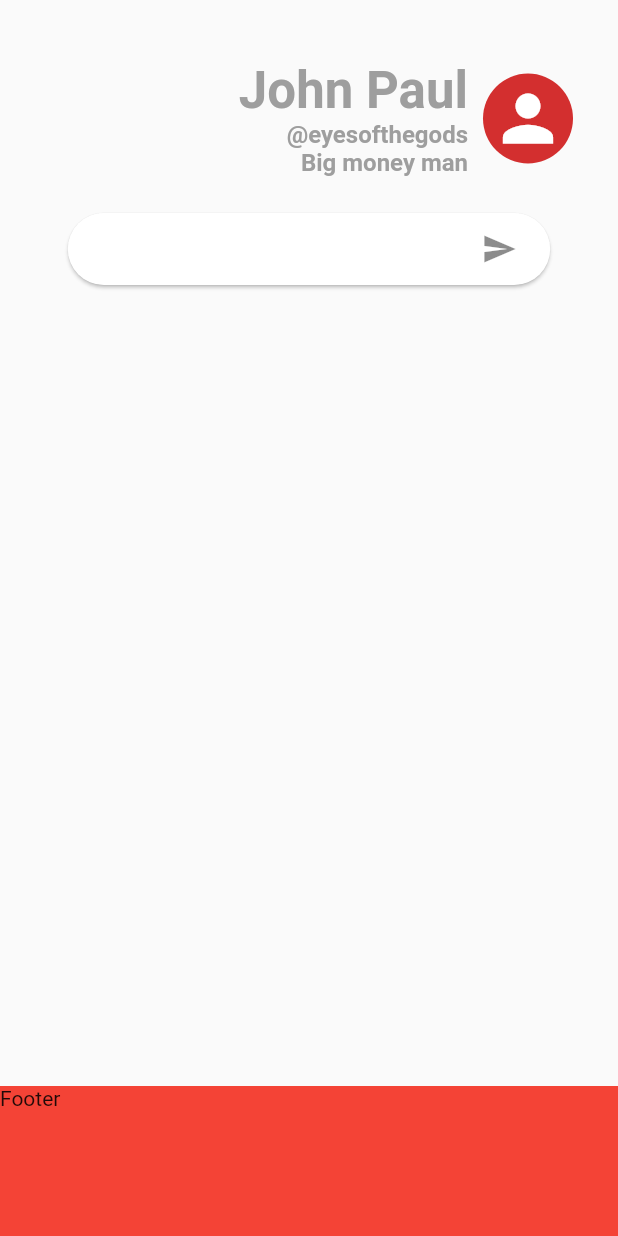
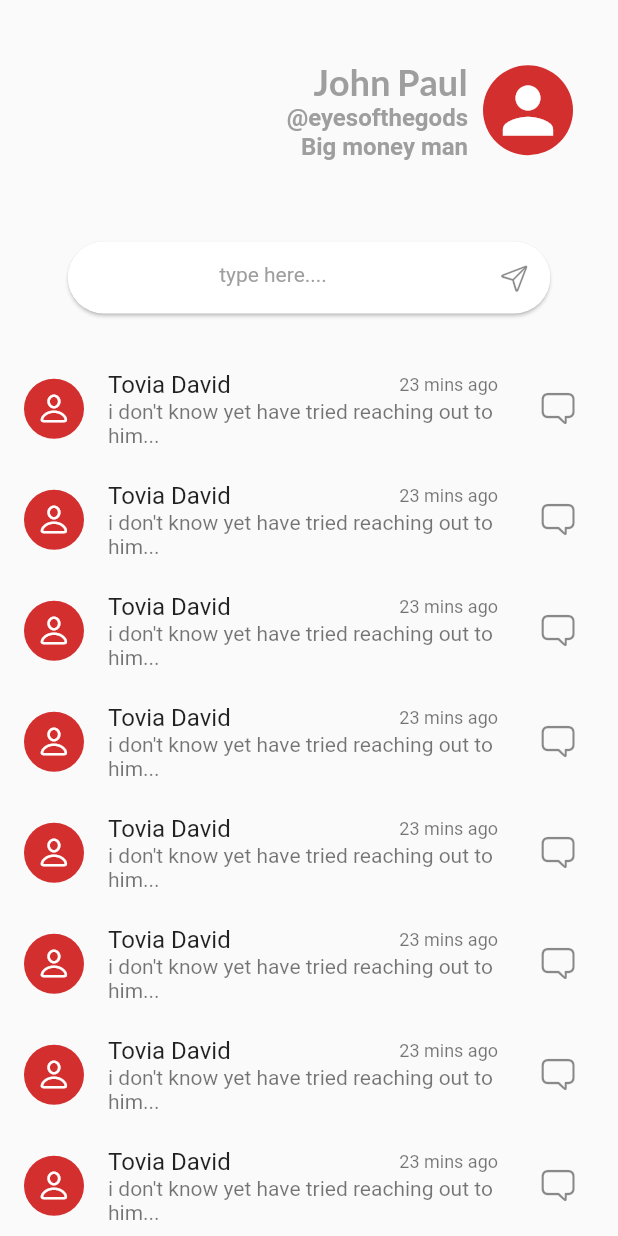
Before and after one commit to Musecreatives/Tunga-Messenger---Mobile-App, a Flutter app: the Home screen opened by its route, on a phone screen of 412 x 824 dp. Run offline on Flutter 3.47's test engine with Material 2 defaults, Android fonts, the light colour scheme and no system bars; our stand-ins replace google_fonts, shared_preferences; accounts and stored records are empty.

```diff
--- a/lib/main.dart
+++ b/lib/main.dart
@@ -1,5 +1,6 @@
 import 'package:flutter/material.dart';
 import 'package:super_todo/pages/SplashScreen.dart';
+import 'package:super_todo/pages/chat.dart';
 import 'package:super_todo/pages/onboarding/onboarding.dart';
 import 'package:super_todo/styles/colors.dart';
 import 'package:google_fonts/google_fonts.dart';
@@ -34,6 +35,7 @@ class MyApp extends StatelessWidget {
         OnBoarding.route:(BuildContext context)=>OnBoarding(),
         Login.route: (BuildContext context) => Login(),
         Home.route: (BuildContext context) => Home(),
+          Chat.route: (BuildContext context) => Chat(),
       },
     );
   }
--- a/lib/pages/Login.dart
+++ b/lib/pages/Login.dart
@@ -24,8 +24,6 @@ class Login extends StatelessWidget {
           padding: const EdgeInsets.all(15),
           child: SingleChildScrollView(
             physics: NeverScrollableScrollPhysics(),
-            child: Container(
-              height: MediaQuery.of(context).size.height,
             child: Column(
               crossAxisAlignment: CrossAxisAlignment.start,
               mainAxisAlignment: MainAxisAlignment.center,
@@ -40,8 +38,7 @@ class Login extends StatelessWidget {
                 Text(
                   "Welcome to Tungar Massager",
                   style: textTheme.headline3?.copyWith(
-                        color: Colors.red.shade500,
-                        fontWeight: FontWeight.bold),
+                      color: Colors.red.shade500, fontWeight: FontWeight.bold),
                 ),
                 SizedBox(
                   height: 20,
@@ -91,7 +88,6 @@ class Login extends StatelessWidget {
                 ),
               ],
             ),
-            ),
           )),
     );
   }
--- /dev/null
+++ b/lib/pages/chat.dart
@@ -0,0 +1,122 @@
+import 'package:flutter/cupertino.dart';
+import 'package:flutter/material.dart';
+import 'package:super_todo/styles/colors.dart';
+import 'package:super_todo/widget/chat/bubble.dart';
+
+class Chat extends StatelessWidget {
+  static final String route = "chat";
+  const Chat({Key? key}) : super(key: key);
+
+  @override
+  Widget build(BuildContext context) {
+    final textTheme = Theme.of(context).textTheme;
+
+    return Scaffold(
+      body: SafeArea(
+          child: Container(
+              child: Column(
+        children: [
+          ListTile(
+            leading: CircleAvatar(),
+            title: Text("Tovia David"),
+            subtitle: Text("Online"),
+            tileColor: cPrimary,
+          ),
+          Expanded(
+            child: SingleChildScrollView(
+              child: Column(
+                children: [
+                  Bubble(
+                      msg: "Hello Bro! how you're doing",
+                      type: BubbleType.receiver),
+                  Bubble(
+                      msg: "Hello Bro! how you're doing",
+                      type: BubbleType.sender),
+                  Bubble(
+                      msg: "Hello Bro! how you're doing",
+                      type: BubbleType.receiver),
+                  Bubble(
+                      msg: "Hello Bro! how you're doing",
+                      type: BubbleType.sender),
+                  Bubble(
+                      msg: "Hello Bro! how you're doing",
+                      type: BubbleType.receiver),
+                  Bubble(
+                      msg: "Hello Bro! how you're doing",
+                      type: BubbleType.sender),
+                  Bubble(
+                      msg: "Hello Bro! how you're doing",
+                      type: BubbleType.receiver),
+                  Bubble(
+                      msg: "Hello Bro! how you're doing",
+                      type: BubbleType.sender),
+                  Bubble(
+                      msg: "Hello Bro! how you're doing",
+                      type: BubbleType.receiver),
+                  Bubble(
+                      msg: "Hello Bro! how you're doing",
+                      type: BubbleType.sender),
+                  Bubble(
+                      msg: "Hello Bro! how you're doing",
+                      type: BubbleType.receiver),
+                  Bubble(
+                      msg: "Hello Bro! how you're doing",
+                      type: BubbleType.receiver),
+                  Bubble(
+                      msg: "Hello Bro! how you're doing",
+                      type: BubbleType.sender),
+                  Bubble(
+                      msg: "Hello Bro! how you're doing",
+                      type: BubbleType.receiver),
+                  Bubble(
+                      msg: "Hello Bro! how you're doing",
+                      type: BubbleType.sender),
+                  Bubble(
+                      msg: "Hello Bro! how you're doing",
+                      type: BubbleType.receiver),
+                  Bubble(
+                      msg: "Hello Bro! how you're doing",
+                      type: BubbleType.sender),
+                  Bubble(
+                      msg: "Hello Bro! how you're doing",
+                      type: BubbleType.receiver),
+                  Bubble(
+                      msg: "Hello Bro! how you're doing",
+                      type: BubbleType.sender),
+                  Bubble(
+                      msg: "Hello Bro! how you're doing",
+                      type: BubbleType.receiver),
+                  Bubble(
+                      msg: "Hello Bro! how you're doing",
+                      type: BubbleType.sender),
+                  Bubble(
+                      msg: "Hello Bro! how you're doing",
+                      type: BubbleType.receiver),
+                ],
+              ),
+            ),
+          ),
+          Padding(
+            padding: const EdgeInsets.only(left: 8.0, right: 8.0),
+            child: Row(
+              children: [
+                Expanded(
+                  child: TextFormField(
+                    style: TextStyle(letterSpacing: 1),
+                    decoration: InputDecoration(
+                        contentPadding: const EdgeInsets.all(0),
+                        hintText: "type here....",
+                        hintStyle: textTheme.bodyText2!.copyWith(color: cMute),
+                        suffix: IconButton(
+                            onPressed: () {},
+                            icon: Icon(CupertinoIcons.paperplane, size: 20))),
+                  ),
+                ),
+              ],
+            ),
+          )
+        ],
+      ))),
+    );
+  }
+}
--- a/lib/pages/home.dart
+++ b/lib/pages/home.dart
@@ -1,5 +1,10 @@
+import 'package:flutter/cupertino.dart';
 import 'package:flutter/material.dart';
 import 'package:super_todo/styles/colors.dart';
+import 'package:cupertino_icons/cupertino_icons.dart';
+import 'package:super_todo/widget/home/compose_chat.dart';
+import 'package:super_todo/widget/home/header.dart';
+import 'package:super_todo/widget/home/user_item.dart';
 
 class Home extends StatelessWidget {
   static final route = 'home';
@@ -19,74 +24,42 @@ class Home extends StatelessWidget {
             SizedBox(
               height: 20,
             ),
-            Container(
-                width: size.width,
-                child: Padding(
-                  padding: const EdgeInsets.all(10.0),
-                  child: Row(
-                    crossAxisAlignment: CrossAxisAlignment.center,
-                    mainAxisAlignment: MainAxisAlignment.end,
-                    children: [
-                      Expanded(
-                          child: Padding(
-                        padding: const EdgeInsets.all(10.0),
-                        child: Column(
-                          crossAxisAlignment: CrossAxisAlignment.end,
-                          mainAxisAlignment: MainAxisAlignment.end,
-                          children: [
-                            Text("John Paul",
-                                style: textTheme.headline4!.copyWith(
-                                    fontWeight: FontWeight.bold, color: cMute)),
-                            Text("@eyesofthegods",
-                                style: textTheme.subtitle1!.copyWith(
-                                    fontWeight: FontWeight.bold, color: cMute)),
-                            Text("Big money man",
-                                style: textTheme.subtitle1!.copyWith(
-                                    fontWeight: FontWeight.bold, color: cMute)),
-                          ],
-                        ),
-                      )),
-                      CircleAvatar(
-                          radius: 30, child: Icon(Icons.person, size: 50)),
-                      SizedBox(
-                        width: 20,
-                      )
-                    ],
-                  ),
-                )),
-            Container(
-                padding: EdgeInsets.only(
-                    left: size.width / 10, right: size.width / 10),
-                child: Card(
-                  shape: StadiumBorder(),
-                  child: Row(
-                    children: [
-                      Expanded(
-                          child: Padding(
-                        padding: const EdgeInsets.only(left: 10.0, right: 10),
-                        child: TextFormField(
-                          style: TextStyle(letterSpacing: 1),
-                          decoration: InputDecoration(
-                            border: InputBorder.none,
-                            prefix: Text('Username: '),
-                            suffixIcon: IconButton(
-                                onPressed: () {}, icon: Icon(Icons.send)),
-                          ),
-                        ),
-                      )),
-                    ],
-                  ),
-                )),
+            HomeHeader(),
+            SizedBox(
+              height: 30,
+            ),
+            ComposeChat(),
+            SizedBox(
+              height: 30,
+            ),
             Expanded(
                 child: SingleChildScrollView(
-              child: Column(),
+              physics: BouncingScrollPhysics(),
+              child: Column(
+                children: [
+                  HomeUserItem(),
+                  HomeUserItem(),
+                  HomeUserItem(),
+                  HomeUserItem(),
+                  HomeUserItem(),
+                  HomeUserItem(),
+                  HomeUserItem(),
+                  HomeUserItem(),
+                  HomeUserItem(),
+                  HomeUserItem(),
+                  HomeUserItem(),
+                  HomeUserItem(),
+                  HomeUserItem(),
+                  HomeUserItem(),
+                  HomeUserItem(),
+                  HomeUserItem(),
+                  HomeUserItem(),
+                  HomeUserItem(),
+                  HomeUserItem(),
+                  HomeUserItem(),
+                ],
+              ),
             )),
-            Container(
-              color: Colors.red,
-              width: size.width,
-              height: 100,
-              child: Text("Footer"),
-            )
           ],
         )),
       ),
--- /dev/null
+++ b/lib/widget/home/compose_chat.dart
@@ -0,0 +1,41 @@
+import 'package:flutter/cupertino.dart';
+import 'package:flutter/material.dart';
+import 'package:super_todo/styles/colors.dart';
+
+class ComposeChat extends StatelessWidget {
+  const ComposeChat({Key? key}) : super(key: key);
+
+  @override
+  Widget build(BuildContext context) {
+    final size = MediaQuery.of(context).size;
+    final textTheme = Theme.of(context).textTheme;
+
+    return Container(
+        padding: EdgeInsets.only(left: size.width / 10, right: size.width / 10),
+        child: Card(
+          shape: StadiumBorder(),
+          child: Container(
+            child: TextFormField(
+              textAlign: TextAlign.center,
+              style: TextStyle(letterSpacing: 1),
+              decoration: InputDecoration(
+                // contentPadding: const EdgeInsets.all(0),
+                border: InputBorder.none,
+
+                alignLabelWithHint: true,
+
+                // border: OutlineInputBorder(
+                //     borderSide: BorderSide(
+                //         color: Colors.black, width: 5)),
+                hintText: "type here....",
+                hintStyle: textTheme.bodyText2!.copyWith(color: cMute),
+
+                suffixIcon: IconButton(
+                    onPressed: () {},
+                    icon: Icon(CupertinoIcons.paperplane, size: 20)),
+              ),
+            ),
+          ),
+        ));
+  }
+}
--- /dev/null
+++ b/lib/widget/home/header.dart
@@ -0,0 +1,46 @@
+import 'package:flutter/material.dart';
+import 'package:super_todo/styles/colors.dart';
+
+class HomeHeader extends StatelessWidget {
+  const HomeHeader({Key? key}) : super(key: key);
+
+  @override
+  Widget build(BuildContext context) {
+    final size = MediaQuery.of(context).size;
+    final textTheme = Theme.of(context).textTheme;
+    return Container(
+        width: size.width,
+        child: Padding(
+          padding: const EdgeInsets.all(10.0),
+          child: Row(
+            crossAxisAlignment: CrossAxisAlignment.center,
+            mainAxisAlignment: MainAxisAlignment.end,
+            children: [
+              Expanded(
+                  child: Padding(
+                padding: const EdgeInsets.all(10.0),
+                child: Column(
+                  crossAxisAlignment: CrossAxisAlignment.end,
+                  mainAxisAlignment: MainAxisAlignment.end,
+                  children: [
+                    Text("John Paul",
+                        style: textTheme.headline5!.copyWith(
+                            fontWeight: FontWeight.bold, color: cMute)),
+                    Text("@eyesofthegods",
+                        style: textTheme.subtitle1!.copyWith(
+                            fontWeight: FontWeight.bold, color: cMute)),
+                    Text("Big money man",
+                        style: textTheme.subtitle1!.copyWith(
+                            fontWeight: FontWeight.bold, color: cMute)),
+                  ],
+                ),
+              )),
+              CircleAvatar(radius: 30, child: Icon(Icons.person, size: 50)),
+              SizedBox(
+                width: 20,
+              )
+            ],
+          ),
+        ));
+  }
+}
--- /dev/null
+++ b/lib/widget/home/user_item.dart
@@ -0,0 +1,36 @@
+import 'package:flutter/cupertino.dart';
+import 'package:flutter/material.dart';
+import 'package:super_todo/pages/chat.dart';
+
+class HomeUserItem extends StatelessWidget {
+  const HomeUserItem({Key? key}) : super(key: key);
+
+  @override
+  Widget build(BuildContext context) {
+    final textTheme = Theme.of(context).textTheme;
+
+    return Padding(
+      padding: const EdgeInsets.only(bottom: 15),
+      child: ListTile(
+        onTap: () {
+          Navigator.of(context).pushNamed(Chat.route);
+        },
+        leading: CircleAvatar(
+          child: Icon(CupertinoIcons.person),
+        ),
+        title: Row(
+          children: [
+            Expanded(child: Text("Tovia David")),
+            Text(
+              "23 mins ago",
+              style: textTheme.caption,
+            )
+          ],
+        ),
+        subtitle: Text("i don't know yet have tried reaching out to him..."),
+        trailing: IconButton(
+            onPressed: () {}, icon: Icon(CupertinoIcons.bubble_right)),
+      ),
+    );
+  }
+}
--- a/pubspec.yaml
+++ b/pubspec.yaml
@@ -28,6 +28,9 @@ dependencies:
 
   cupertino_icons: ^1.0.2
   google_fonts: ^2.1.0
+  shared_preferences: ^2.0.6
+  firebase_auth: ^3.0.1
+  cloud_firestore: ^2.4.0
 
 
 dev_dependencies:
```
Also changed, not shown: lib/pages/SplashScreen.dart (+45 -14 lines), lib/pages/onboarding/onboarding.dart (+9 -1 lines), lib/widget/chat/bubble.dart (added, +40 -0 lines), pubspec.lock, 6 other files. Lines whose indentation alone changed are shown as unchanged.
